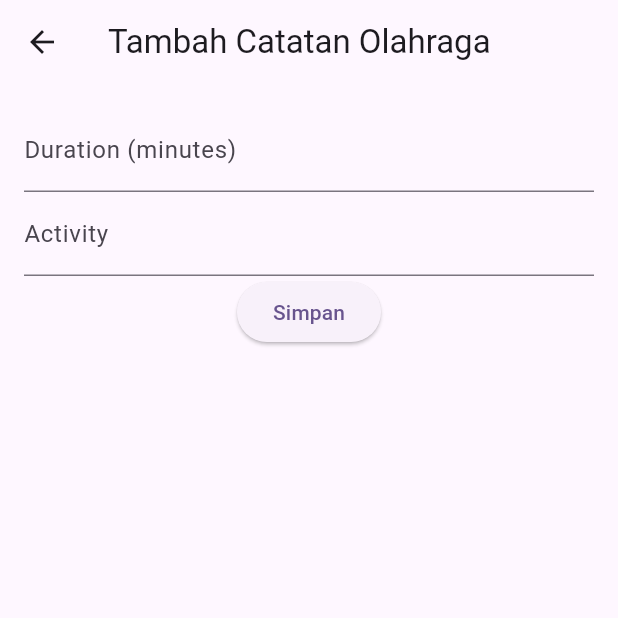
After one commit to SyahrulAzharF/Projek_Aplikasi_Olahraga_Mahasiswa_Final, a Flutter app: the AddCatatanPage screen opened directly, on a phone screen of 412 x 824 dp, the top half of it. The commit adds this screen. Run offline on Flutter 3.47's test engine with Material 3 defaults, Android fonts, the phone set to English and light mode, and no system bars; our stand-ins replace cloud_firestore, firebase_auth, firebase_core; accounts and stored records are empty.

Commit message:
penambahan firebase

```diff
--- /dev/null
+++ b/lib/achievment.dart
@@ -0,0 +1,31 @@
+class CatatanOlahraga {
+  String id;
+  String duration;
+  String activity;
+  DateTime timestamp;
+
+  CatatanOlahraga({
+    required this.id,
+    required this.duration,
+    required this.activity,
+    required this.timestamp,
+  });
+
+  Map<String, dynamic> toMap() {
+    return {
+      'id': id,
+      'duration': duration,
+      'activity': activity,
+      'timestamp': timestamp.toIso8601String(),
+    };
+  }
+
+  static CatatanOlahraga fromMap(Map<String, dynamic> map, String id) {
+    return CatatanOlahraga(
+      id: id,
+      duration: map['duration'],
+      activity: map['activity'],
+      timestamp: DateTime.parse(map['timestamp']),
+    );
+  }
+}
--- a/lib/gabungaktivitas_buatjadwal.dart
+++ b/lib/gabungaktivitas_buatjadwal.dart
@@ -96,7 +96,7 @@ class GabungAktivitasBuatJadwalPage extends StatelessWidget {
     return [
       _activityTile(
         context,
-        'Gabung ke Kelas Basket Aktivitas: Setiap Senin/Selasa',
+        'Gabung ke Kelas Basket\nAktivitas:\nSetiap Hari Senin/Selasa',
         Icons.sports_basketball,
         Colors.orange,
         "Apakah Anda yakin ingin bergabung dalam aktivitas Basket?",
@@ -105,7 +105,7 @@ class GabungAktivitasBuatJadwalPage extends StatelessWidget {
       ),
       _activityTile(
         context,
-        'Gabung ke Workshop Esport                        Aktivitas: Rabu/Kamis',
+        'Gabung ke Workshop Esport\nAktivitas:\nSetiap Hari Rabu/Kamis',
         Icons.videogame_asset,
         Colors.red,
         "Apakah Anda yakin ingin bergabung dalam aktivitas Esport?",
@@ -114,7 +114,7 @@ class GabungAktivitasBuatJadwalPage extends StatelessWidget {
       ),
       _activityTile(
         context,
-        'Gabung ke Kelas Catur Aktivitas: Jumat/Sabtu',
+        'Gabung ke Kelas Catur\nAktivitas:\nSetiap Hari Jumat/Sabtu',
         Icons.games,
         Colors.brown,
         "Apakah Anda yakin ingin bergabung dalam aktivitas Catur?",
--- /dev/null
+++ b/lib/models/catatan_olahraga.dart
@@ -0,0 +1,31 @@
+class CatatanOlahraga {
+  String id;
+  String duration;
+  String activity;
+  DateTime timestamp;
+
+  CatatanOlahraga({
+    required this.id,
+    required this.duration,
+    required this.activity,
+    required this.timestamp,
+  });
+
+  Map<String, dynamic> toMap() {
+    return {
+      'id': id,
+      'duration': duration,
+      'activity': activity,
+      'timestamp': timestamp.toIso8601String(),
+    };
+  }
+
+  static CatatanOlahraga fromMap(Map<String, dynamic> map, String id) {
+    return CatatanOlahraga(
+      id: id,
+      duration: map['duration'],
+      activity: map['activity'],
+      timestamp: DateTime.parse(map['timestamp']),
+    );
+  }
+}
--- a/lib/notifikasi.dart
+++ b/lib/notifikasi.dart
@@ -37,17 +37,17 @@ class NotifikasiPage extends StatelessWidget {
               ListTile(
                 leading: Icon(Icons.notifications, color: Colors.blue),
                 title: Text('Turnamen Bola Voli'),
-                subtitle: Text('20 Mei 2024 - 09:00 AM'),
+                subtitle: Text('9 Juli 2024 - 09:00 AM'),
               ),
               ListTile(
                 leading: Icon(Icons.notifications, color: Colors.red),
                 title: Text('Latihan Futsal'),
-                subtitle: Text('22 Mei 2024 - 10:00 AM'),
+                subtitle: Text('22 Juli 2024 - 10:00 AM'),
               ),
               ListTile(
                 leading: Icon(Icons.notifications, color: Colors.green),
                 title: Text('Workshop Esport'),
-                subtitle: Text('25 Mei 2024 - 01:00 PM'),
+                subtitle: Text('25 Juli 2024 - 01:00 PM'),
               ),
             ],
           ),
--- /dev/null
+++ b/lib/page/add_catatan_page.dart
@@ -0,0 +1,46 @@
+import 'package:flutter/material.dart';
+import 'package:projek_aplikasi/service/catatan_olahraga_service.dart';
+import '../models/catatan_olahraga.dart';
+
+class AddCatatanPage extends StatelessWidget {
+  final TextEditingController _durationController = TextEditingController();
+  final TextEditingController _activityController = TextEditingController();
+  final CatatanOlahragaService _catatanService = CatatanOlahragaService();
+
+  @override
+  Widget build(BuildContext context) {
+    return Scaffold(
+      appBar: AppBar(
+        title: Text('Tambah Catatan Olahraga'),
+      ),
+      body: Padding(
+        padding: EdgeInsets.all(16.0),
+        child: Column(
+          children: <Widget>[
+            TextField(
+              controller: _durationController,
+              decoration: InputDecoration(labelText: 'Duration (minutes)'),
+            ),
+            TextField(
+              controller: _activityController,
+              decoration: InputDecoration(labelText: 'Activity'),
+            ),
+            ElevatedButton(
+              child: Text('Simpan'),
+              onPressed: () async {
+                final catatan = CatatanOlahraga(
+                  id: '',
+                  duration: _durationController.text,
+                  activity: _activityController.text,
+                  timestamp: DateTime.now(),
+                );
+                await _catatanService.addCatatan(catatan);
+                Navigator.of(context).pop();
+              },
+            ),
+          ],
+        ),
+      ),
+    );
+  }
+}
--- /dev/null
+++ b/lib/page/edit_catatan_page.dart
@@ -0,0 +1,51 @@
+import 'package:flutter/material.dart';
+import 'package:projek_aplikasi/service/catatan_olahraga_service.dart';
+import '../models/catatan_olahraga.dart';
+
+class EditCatatanPage extends StatelessWidget {
+  final CatatanOlahraga catatan;
+  final TextEditingController _durationController;
+  final TextEditingController _activityController;
+  final CatatanOlahragaService _catatanService = CatatanOlahragaService();
+
+  EditCatatanPage({required this.catatan})
+      : _durationController = TextEditingController(text: catatan.duration),
+        _activityController = TextEditingController(text: catatan.activity);
+
+  @override
+  Widget build(BuildContext context) {
+    return Scaffold(
+      appBar: AppBar(
+        title: Text('Edit Catatan Olahraga'),
+      ),
+      body: Padding(
+        padding: EdgeInsets.all(16.0),
+        child: Column(
+          children: <Widget>[
+            TextField(
+              controller: _durationController,
+              decoration: InputDecoration(labelText: 'Duration (minutes)'),
+            ),
+            TextField(
+              controller: _activityController,
+              decoration: InputDecoration(labelText: 'Activity'),
+            ),
+            ElevatedButton(
+              child: Text('Update'),
+              onPressed: () async {
+                final updatedCatatan = CatatanOlahraga(
+                  id: catatan.id,
+                  duration: _durationController.text,
+                  activity: _activityController.text,
+                  timestamp: catatan.timestamp,
+                );
+                await _catatanService.updateCatatan(updatedCatatan);
+                Navigator.of(context).pop();
+              },
+            ),
+          ],
+        ),
+      ),
+    );
+  }
+}
--- /dev/null
+++ b/lib/service/catatan_olahraga_service.dart
@@ -0,0 +1,27 @@
+import 'package:cloud_firestore/cloud_firestore.dart';
+import '../models/catatan_olahraga.dart';
+
+class CatatanOlahragaService {
+  final CollectionReference _catatanCollection =
+      FirebaseFirestore.instance.collection('catatan_olahraga');
+
+  Future<void> addCatatan(CatatanOlahraga catatan) {
+    return _catatanCollection.add(catatan.toMap());
+  }
+
+  Future<void> updateCatatan(CatatanOlahraga catatan) {
+    return _catatanCollection.doc(catatan.id).update(catatan.toMap());
+  }
+
+  Future<void> deleteCatatan(String id) {
+    return _catatanCollection.doc(id).delete();
+  }
+
+  Stream<List<CatatanOlahraga>> getCatatan() {
+    return _catatanCollection.snapshots().map((snapshot) {
+      return snapshot.docs.map((doc) {
+        return CatatanOlahraga.fromMap(doc.data() as Map<String, dynamic>, doc.id);
+      }).toList();
+    });
+  }
+}
--- a/pubspec.yaml
+++ b/pubspec.yaml
@@ -35,7 +35,9 @@ dependencies:
   # The following adds the Cupertino Icons font to your application.
   # Use with the CupertinoIcons class for iOS style icons.
   cupertino_icons: ^1.0.6
-
+  firebase_core: ^3.1.1
+  cloud_firestore: ^5.0.2
+  firebase_auth: ^5.1.1
 dev_dependencies:
   flutter_test:
     sdk: flutter
```
Also changed, not shown: lib/main.dart (+10 -5 lines), lib/page/home_page.dart (added, +49 -0 lines), lib/page/login_page.dart (added, +54 -0 lines), lib/page/register_page.dart (added, +47 -0 lines), lib/registrasi_page.dart (+27 -3 lines), lib/service/auth_service.dart (added, +23 -0 lines), lib/widget/catatan_list.dart (added, +36 -0 lines), firebase.json (added), lib/firebase_options.dart (added), pubspec.lock, 6 other files.
